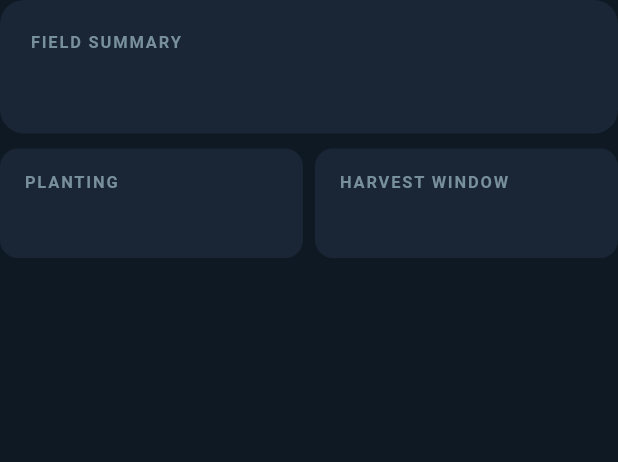
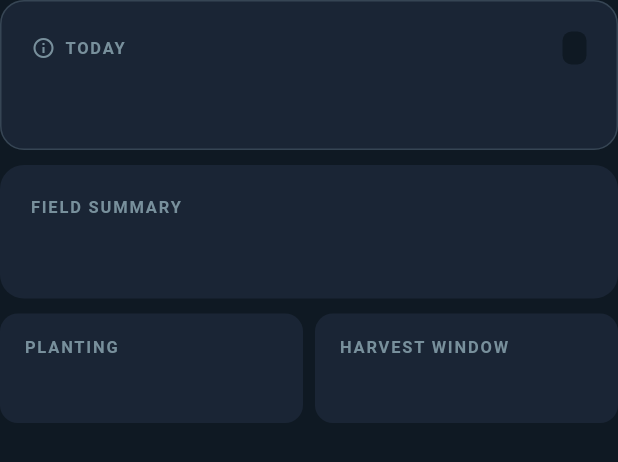
Before and after one commit to msmith752752/fieldsense, a Flutter app: the RecommendationCard widget shown alone on an empty page, opened directly with empty values, on a phone screen of 412 x 824 dp. Shown: the top 462 px of the screen. Run offline on Flutter 3.47's test engine with Material 3 defaults, Android fonts, the phone set to English and light mode, and no system bars; our stand-ins replace geolocator, shared_preferences; accounts and stored records are empty.

Commit message:
Add daily verdict card, growth stage display, stream 3 complete

```diff
--- a/frontend/fieldsense_app/lib/models/field_intelligence.dart
+++ b/frontend/fieldsense_app/lib/models/field_intelligence.dart
@@ -1,5 +1,6 @@
 // field_intelligence.dart
-// Data models that match the FieldSense backend API response exactly.
+// Data models matching the FieldSense backend API.
+// Now includes soil_type, planting_date, growth_stage, daily_verdict.
 
 class FieldIntelligenceRequest {
   final String fieldName;
@@ -35,6 +36,9 @@ class FieldIntelligenceResponse {
   final String fieldName;
   final String? cropType;
   final double? acreage;
+  final String? soilType;
+  final String? plantingDate;
+  final String? growthStage;
   final double latitude;
   final double longitude;
   final RainfallAnalysis rainfall;
@@ -46,6 +50,9 @@ class FieldIntelligenceResponse {
     required this.fieldName,
     this.cropType,
     this.acreage,
+    this.soilType,
+    this.plantingDate,
+    this.growthStage,
     required this.latitude,
     required this.longitude,
     required this.rainfall,
@@ -59,6 +66,9 @@ class FieldIntelligenceResponse {
       fieldName: json['field_name'],
       cropType: json['crop_type'],
       acreage: json['acreage']?.toDouble(),
+      soilType: json['soil_type'],
+      plantingDate: json['planting_date'],
+      growthStage: json['growth_stage'],
       latitude: json['latitude'].toDouble(),
       longitude: json['longitude'].toDouble(),
       rainfall: RainfallAnalysis.fromJson(json['rainfall']),
@@ -231,22 +241,28 @@ class MoistureAnalysis {
 
 class RecommendationSummary {
   final String primaryRecommendation;
+  final String dailyVerdict;
   final String plantingReadiness;
   final String harvestWindowRisk;
+  final String? growthStage;
   final List<OperationalAlert> alerts;
 
   RecommendationSummary({
     required this.primaryRecommendation,
+    required this.dailyVerdict,
     required this.plantingReadiness,
     required this.harvestWindowRisk,
+    this.growthStage,
     required this.alerts,
   });
 
   factory RecommendationSummary.fromJson(Map<String, dynamic> json) {
     return RecommendationSummary(
       primaryRecommendation: json['primary_recommendation'] ?? '',
+      dailyVerdict: json['daily_verdict'] ?? '',
       plantingReadiness: json['planting_readiness'] ?? 'Unknown',
       harvestWindowRisk: json['harvest_window_risk'] ?? 'Unknown',
+      growthStage: json['growth_stage'],
       alerts: (json['operational_alerts'] as List? ?? [])
           .map((e) => OperationalAlert.fromJson(e))
           .toList(),
@@ -268,7 +284,6 @@ class OperationalAlert {
   }
 }
 
-// Saved field model for local storage
 class SavedField {
   final String fieldName;
   final double latitude;
--- a/frontend/fieldsense_app/lib/widgets/recommendation_card.dart
+++ b/frontend/fieldsense_app/lib/widgets/recommendation_card.dart
@@ -1,5 +1,5 @@
 // recommendation_card.dart
-// Clean, Dark Sky inspired recommendation display.
+// Redesigned with daily verdict as the hero element.
 
 import 'package:flutter/material.dart';
 import '../models/field_intelligence.dart';
@@ -14,7 +14,15 @@ class RecommendationCard extends StatelessWidget {
     return Column(
       crossAxisAlignment: CrossAxisAlignment.start,
       children: [
-        // Primary recommendation - clean card
+        // Daily Verdict — hero card, most prominent element
+        _DailyVerdictCard(
+          verdict: recommendation.dailyVerdict,
+          growthStage: recommendation.growthStage,
+        ),
+
+        const SizedBox(height: 10),
+
+        // Full field summary
         Container(
           width: double.infinity,
           padding: const EdgeInsets.all(20),
@@ -25,16 +33,13 @@ class RecommendationCard extends StatelessWidget {
           child: Column(
             crossAxisAlignment: CrossAxisAlignment.start,
             children: [
-              Text(
-                'FIELD SUMMARY',
-                style: Theme.of(context).textTheme.titleSmall,
-              ),
+              Text('FIELD SUMMARY', style: Theme.of(context).textTheme.titleSmall),
               const SizedBox(height: 10),
               Text(
                 recommendation.primaryRecommendation,
                 style: const TextStyle(
-                  color: Colors.white,
-                  fontSize: 15,
+                  color: Color(0xFFCFD8DC),
+                  fontSize: 14,
                   height: 1.6,
                   fontWeight: FontWeight.w400,
                 ),
@@ -48,19 +53,9 @@ class RecommendationCard extends StatelessWidget {
         // Status row
         Row(
           children: [
-            Expanded(
-              child: _StatusCard(
-                label: 'PLANTING',
-                value: recommendation.plantingReadiness,
-              ),
-            ),
+            Expanded(child: _StatusCard(label: 'PLANTING', value: recommendation.plantingReadiness)),
             const SizedBox(width: 8),
-            Expanded(
-              child: _StatusCard(
-                label: 'HARVEST WINDOW',
-                value: recommendation.harvestWindowRisk,
-              ),
-            ),
+            Expanded(child: _StatusCard(label: 'HARVEST WINDOW', value: recommendation.harvestWindowRisk)),
           ],
         ),
 
@@ -74,6 +69,97 @@ class RecommendationCard extends StatelessWidget {
   }
 }
 
+class _DailyVerdictCard extends StatelessWidget {
+  final String verdict;
+  final String? growthStage;
+
+  const _DailyVerdictCard({required this.verdict, this.growthStage});
+
+  Color _getVerdictColor(String verdict) {
+    final v = verdict.toLowerCase();
+    if (v.contains('stay out') || v.contains('saturated') || v.contains('irrigate now') || v.contains('hold off')) {
+      return const Color(0xFFE05C5C);
+    } else if (v.contains('monitor') || v.contains('irrigation recommended') || v.contains('high water')) {
+      return const Color(0xFFD4A843);
+    } else if (v.contains('favorable') || v.contains('good day') || v.contains('good operational')) {
+      return const Color(0xFF5BA05E);
+    } else if (v.contains('window opening') || v.contains('plan field')) {
+      return const Color(0xFF4A90D9);
+    }
+    return const Color(0xFF78909C);
+  }
+
+  IconData _getVerdictIcon(String verdict) {
+    final v = verdict.toLowerCase();
+    if (v.contains('stay out') || v.contains('saturated') || v.contains('hold off')) {
+      return Icons.warning_amber_rounded;
+    } else if (v.contains('irrigate') || v.contains('irrigation')) {
+      return Icons.water_drop_outlined;
+    } else if (v.contains('favorable') || v.contains('good day')) {
+      return Icons.check_circle_outline;
+    } else if (v.contains('window') || v.contains('plan field')) {
+      return Icons.calendar_today_outlined;
+    }
+    return Icons.info_outline;
+  }
+
+  @override
+  Widget build(BuildContext context) {
+    final color = _getVerdictColor(verdict);
+    final icon = _getVerdictIcon(verdict);
+
+    return Container(
+      width: double.infinity,
+      padding: const EdgeInsets.all(20),
+      decoration: BoxDecoration(
+        color: const Color(0xFF1A2535),
+        borderRadius: BorderRadius.circular(16),
+        border: Border.all(color: color.withOpacity(0.3), width: 1),
+      ),
+      child: Column(
+        crossAxisAlignment: CrossAxisAlignment.start,
+        children: [
+          Row(
+            children: [
+              Icon(icon, color: color, size: 16),
+              const SizedBox(width: 6),
+              Text('TODAY', style: Theme.of(context).textTheme.titleSmall),
+              if (growthStage != null) ...[
+                const Spacer(),
+                Container(
+                  padding: const EdgeInsets.symmetric(horizontal: 8, vertical: 3),
+                  decoration: BoxDecoration(
+                    color: const Color(0xFF0F1923),
+                    borderRadius: BorderRadius.circular(6),
+                  ),
+                  child: Text(
+                    growthStage!,
+                    style: const TextStyle(
+                      color: Color(0xFF546E7A),
+                      fontSize: 10,
+                      fontWeight: FontWeight.w500,
+                    ),
+                  ),
+                ),
+              ],
+            ],
+          ),
+          const SizedBox(height: 12),
+          Text(
+            verdict,
+            style: TextStyle(
+              color: color,
+              fontSize: 16,
+              height: 1.5,
+              fontWeight: FontWeight.w500,
+            ),
+          ),
+        ],
+      ),
+    );
+  }
+}
+
 class _StatusCard extends StatelessWidget {
   final String label;
   final String value;
@@ -82,13 +168,9 @@ class _StatusCard extends StatelessWidget {
 
   Color _getColor(String value) {
     final v = value.toLowerCase();
-    if (v.contains('favorable') || v.contains('low risk')) {
-      return const Color(0xFF5BA05E);
-    } else if (v.contains('moderate') || v.contains('monitor')) {
-      return const Color(0xFFD4A843);
-    } else if (v.contains('not ready') || v.contains('high') || v.contains('marginal')) {
-      return const Color(0xFFE05C5C);
-    }
+    if (v.contains('favorable') || v.contains('low risk')) return const Color(0xFF5BA05E);
+    if (v.contains('moderate') || v.contains('monitor')) return const Color(0xFFD4A843);
+    if (v.contains('not ready') || v.contains('high') || v.contains('marginal')) return const Color(0xFFE05C5C);
     return const Color(0xFF4A90D9);
   }
 
@@ -107,11 +189,7 @@ class _StatusCard extends StatelessWidget {
           const SizedBox(height: 6),
           Text(
             value,
-            style: TextStyle(
-              fontSize: 14,
-              fontWeight: FontWeight.w600,
-              color: _getColor(value),
-            ),
+            style: TextStyle(fontSize: 14, fontWeight: FontWeight.w600, color: _getColor(value)),
           ),
         ],
       ),
@@ -126,14 +204,10 @@ class _AlertRow extends StatelessWidget {
 
   Color _getColor(String level) {
     switch (level.toLowerCase()) {
-      case 'warning':
-        return const Color(0xFFE05C5C);
-      case 'watch':
-        return const Color(0xFFD4A843);
-      case 'opportunity':
-        return const Color(0xFF5BA05E);
-      default:
-        return const Color(0xFF4A90D9);
+      case 'warning': return const Color(0xFFE05C5C);
+      case 'watch': return const Color(0xFFD4A843);
+      case 'opportunity': return const Color(0xFF5BA05E);
+      default: return const Color(0xFF4A90D9);
     }
   }
 
@@ -148,19 +222,9 @@ class _AlertRow extends StatelessWidget {
         borderRadius: BorderRadius.circular(10),
         border: Border(left: BorderSide(color: color, width: 3)),
       ),
-      child: Row(
-        children: [
-          Expanded(
-            child: Text(
-              alert.message,
-              style: TextStyle(
-                fontSize: 13,
-                color: const Color(0xFFCFD8DC),
-                height: 1.4,
-              ),
-            ),
-          ),
-        ],
+      child: Text(
+        alert.message,
+        style: const TextStyle(fontSize: 13, color: Color(0xFFCFD8DC), height: 1.4),
       ),
     );
   }
```
